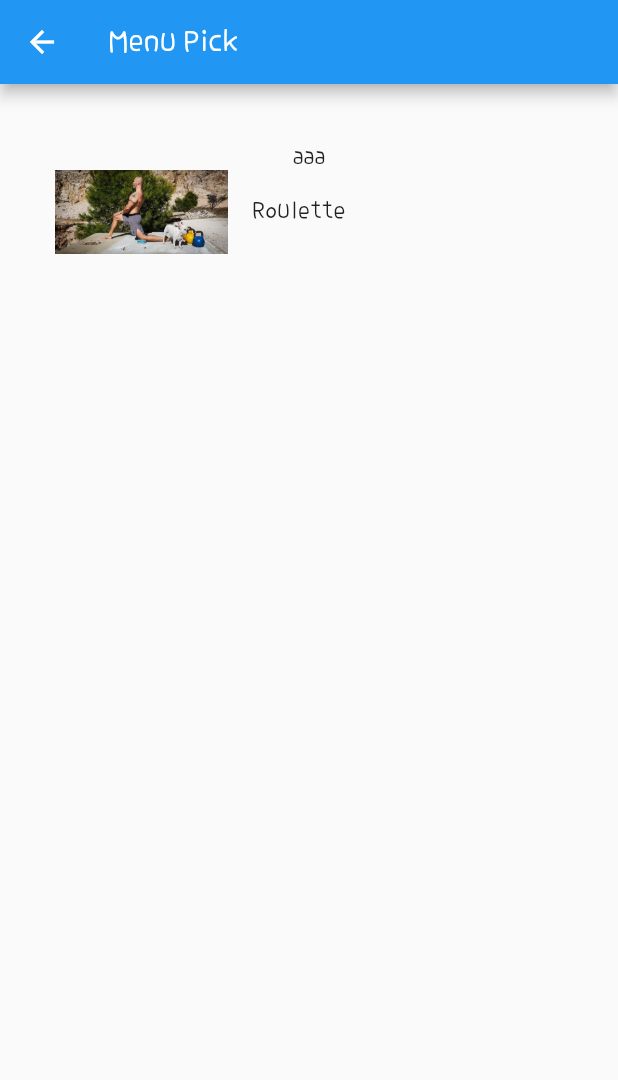
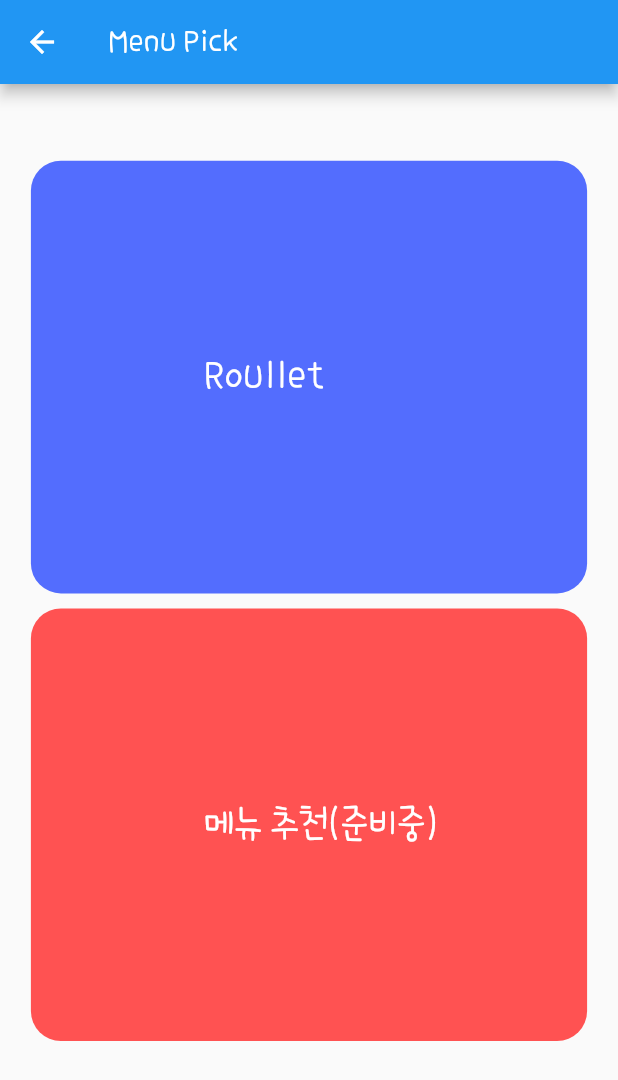
Before and after one commit to disco87/flutter, a Flutter app: the MenuPick screen opened by its route, on a phone screen of 412 x 824 dp. Shown: the top 1080 px of the screen. Run offline on Flutter 3.47's test engine with Material 2 defaults, Android fonts, the phone set to English and light mode, and no system bars; our stand-ins replace carousel_slider, webview_flutter; missing offline and left inert: animator.

Commit message:
20200714 menu add

```diff
--- a/footsaerch/lib/TodayMenuS.dart
+++ b/footsaerch/lib/TodayMenuS.dart
@@ -13,13 +13,62 @@ class MenuPick extends StatelessWidget {
         margin: EdgeInsets.fromLTRB(_w * 0.05, _h * 0.05, _w * 0.05, _h * 0.05),
         child: Column(
           children: <Widget>[
+            MenuButton(
+              onTap: () => Navigator.pushNamed(context, '/TodayMenuR'),
+              // image: Image.asset(
+              //   'assets/images/roullette.jpg',
+              //   fit: BoxFit.fill,
+              // ),
+              title: 'Roullet',
+              color: Colors.indigoAccent,
+            ),
+            MenuButton(
+              onTap: () =>
+                  print('준비중'), //Navigator.pushNamed(context, '/TodayMenuR'),
+              // image:
+              //     Image.asset('assets/images/roullette.jpg', fit: BoxFit.fill),
+              title: '메뉴 추천(준비중)',
+              color: Colors.redAccent,
+            ),
+          ],
+        ),
+      ),
+    );
+  }
+}
+
+class MenuButton extends StatelessWidget {
+  var onTap;
+  Widget image;
+  String title;
+  Color color;
+  MenuButton({this.image, this.onTap, this.title, this.color});
+  @override
+  Widget build(BuildContext context) {
+    double _w = MediaQuery.of(context).size.width;
+    double _h = MediaQuery.of(context).size.height;
+    return GestureDetector(
+      onTap: onTap,
+      child: Container(
+        height: _h * 0.35,
+        padding: EdgeInsets.all(10.0),
+        alignment: Alignment(0.0, 0.0),
+        margin: EdgeInsets.only(top: 10.0),
+        decoration: BoxDecoration(
+            color: color,
+            borderRadius: BorderRadius.all(Radius.circular(20.0))),
+        child: Row(
+          children: <Widget>[
             Container(
-              child: Text('aaa'),
+              width: 100.0,
+              height: 100.0,
+              child: image,
             ),
             Container(
-              child: ListTile(
-                leading: Image.asset('assets/images/r1.jpg'),
-                title: Text('Roulette'),
+              margin: EdgeInsets.only(left: 5.0),
+              child: Text(
+                '$title',
+                style: TextStyle(fontSize: 25.0, color: Colors.white),
               ),
             )
           ],
```
